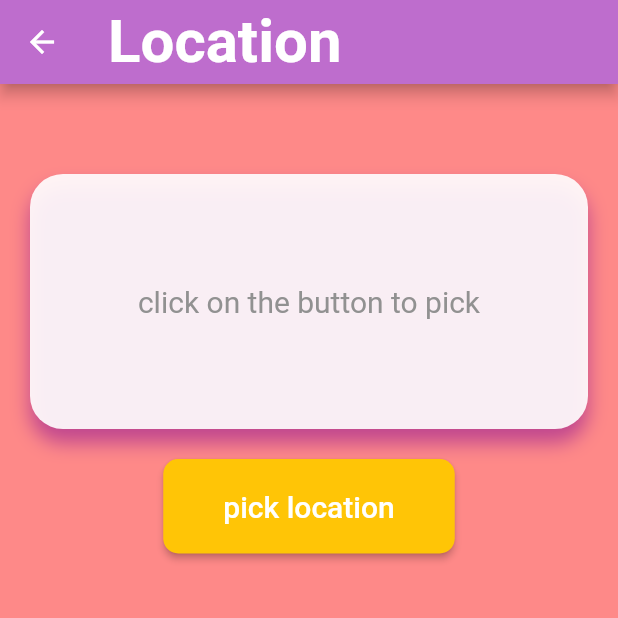
After one commit to v5ln/Task-Yamm, a Flutter app: the Home screen opened directly, after a tap on the "location pin" icon, on a phone screen of 412 x 824 dp, the top half of it. The commit adds this screen. Run offline on Flutter 3.47's test engine with Material 2 defaults, Android fonts, the phone set to English and light mode, and no system bars; our stand-ins replace get, google_maps_flutter; missing offline and left inert: google_map_location_picker_flutter, maps_toolkit.

Commit message:
implement location

```diff
--- a/todo_yamm/lib/model/ItemList.dart
+++ b/todo_yamm/lib/model/ItemList.dart
@@ -2,11 +2,11 @@ import 'package:flutter/material.dart';
 
 import 'ItemModel.dart';
 
-class ItemList  extends ChangeNotifier {
+class ItemList extends ChangeNotifier {
   List<ItemModel> ItemsData = [
-    ItemModel(name: 'Study Big Data',checked: false),
-    ItemModel(name: 'Make the canva',checked: false),
-    ItemModel(name: 'HW3',checked: false),
+    ItemModel(name: 'Study Big Data', checked: false),
+    ItemModel(name: 'Make the canva', checked: true),
+    ItemModel(name: 'HW3', checked: false),
   ];
 
   void addTask(String newTaskTitle) {
--- a/todo_yamm/lib/screen/Home.dart
+++ b/todo_yamm/lib/screen/Home.dart
@@ -1,9 +1,11 @@
-// ignore_for_file: file_names
+// ignore_for_file: file_names, prefer_const_literals_to_create_immutables, prefer_const_constructors
 
 import 'package:flutter/material.dart';
+import 'package:get/get.dart';
 import 'package:todo_yamm/widget/Items.dart';
 
 import '../widget/add_item.dart';
+import 'Location.dart';
 
 class Home extends StatelessWidget {
   const Home({super.key});
@@ -23,20 +25,35 @@ class Home extends StatelessWidget {
           crossAxisAlignment: CrossAxisAlignment.center,
           children: [
             Row(
-              // ignore: prefer_const_literals_to_create_immutables
+              mainAxisAlignment: MainAxisAlignment.spaceBetween,
               children: [
-                const Icon(
-                  Icons.playlist_add_check,
-                  size: 40,
-                  color: Colors.white,
+                Row(
+                  children: [
+                    Text(
+                      'Yamm',
+                      style: TextStyle(
+                        color: Colors.white,
+                        fontSize: 40,
+                        fontWeight: FontWeight.bold,
+                      ),
+                    ),
+                    Text(
+                      'ToDo',
+                      style: TextStyle(
+                        color: Color.fromARGB(255, 255, 197, 6),
+                        fontSize: 40,
+                        fontWeight: FontWeight.bold,
+                      ),
+                    ),
+                  ],
                 ),
-                const SizedBox(width: 20),
-                const Text(
-                  'Yamm ToDo',
-                  style: TextStyle(
-                    color: Colors.white,
-                    fontSize: 40,
-                    fontWeight: FontWeight.bold,
+                // const SizedBox(width: 20),
+                GestureDetector(
+                  onTap: () => Get.to(Location()),
+                  child: Icon(
+                    Icons.location_pin,
+                    size: 40,
+                    color: Color.fromARGB(255, 255, 197, 6),
                   ),
                 ),
               ],
--- /dev/null
+++ b/todo_yamm/lib/screen/Location.dart
@@ -0,0 +1,110 @@
+// ignore_for_file: prefer_const_constructors, prefer_const_literals_to_create_immutables, non_constant_identifier_names
+
+import 'package:flutter/material.dart';
+import 'package:google_map_location_picker_flutter/src/address_result.dart';
+import 'package:google_maps_flutter/google_maps_flutter.dart';
+import '../helpers.dart/mapHelper.dart';
+
+class Location extends StatefulWidget {
+  @override
+  State<Location> createState() => _LocationState();
+}
+
+class _LocationState extends State<Location> {
+  AddressResult? address;
+  @override
+  Widget build(BuildContext context) {
+    return Scaffold(
+      appBar: AppBar(
+        backgroundColor: Color.fromRGBO(190, 109, 205, 1),
+        title: Text(
+          'Location',
+          style: TextStyle(
+            color: Colors.white,
+            fontSize: 40,
+            fontWeight: FontWeight.bold,
+          ),
+        ),
+      ),
+      backgroundColor: Color.fromARGB(255, 254, 137, 136),
+      body: Container(
+        padding:
+            const EdgeInsets.only(top: 60, left: 20, right: 20, bottom: 80),
+        child: Column(
+          children: [
+            Container(
+                alignment: Alignment.center,
+                margin: EdgeInsets.only(bottom: 20),
+                height: 170,
+                width: MediaQuery.of(context).size.width,
+                decoration: const BoxDecoration(
+                    color: Color.fromARGB(231, 255, 255, 255),
+                    boxShadow: [
+                      BoxShadow(
+                        color: Color.fromARGB(123, 127, 0, 149),
+                        blurRadius: 10,
+                        offset: Offset(0, 9), // Shadow position
+                      ),
+                    ],
+                    borderRadius: BorderRadius.all(Radius.circular(22))),
+                child: address == null
+                    ? Text(
+                        style: TextStyle(
+                            fontSize: 20,
+                            color: Color.fromARGB(255, 145, 145, 145)),
+                        "click on the button to pick")
+                    : Padding(
+                        padding: const EdgeInsets.symmetric(horizontal: 15),
+                        child: Text(
+                          textAlign: TextAlign.center,
+                          (address?.address).toString(),
+                          style: TextStyle(
+                            fontSize: 20,
+                          ),
+                        ),
+                      )),
+            ElevatedButton(
+                onPressed: () => pickup(),
+                style: ElevatedButton.styleFrom(
+                    padding:
+                        EdgeInsets.symmetric(horizontal: 40.0, vertical: 20.0),
+                    backgroundColor: Color.fromARGB(255, 255, 197, 6),
+                    shape: RoundedRectangleBorder(
+                        borderRadius: BorderRadius.circular(10.0))),
+                child: Text(
+                    style: TextStyle(fontSize: 20, color: Colors.white),
+                    "pick location"))
+          ],
+        ),
+      ),
+    );
+  }
+
+  pickup() async {
+    AddressResult result = await showGoogleMapLocationPicker(
+      pinWidget: Icon(
+        Icons.location_pin,
+        color: Color.fromARGB(255, 255, 197, 6),
+        size: 55,
+      ),
+      pinColor: Color.fromARGB(255, 151, 11, 176),
+      context: context,
+      addressPlaceHolder: "Move the map",
+      addressTitle: "The Location",
+      apiKey: "AIzaSyAr4Li757gJaWFer2o3nKGmk2zPl9MqVos",
+      appBarTitle: "Pick up the location",
+      confirmButtonColor: Color.fromARGB(255, 151, 11, 176),
+      confirmButtonText: "Confirm location",
+      confirmButtonTextColor: Colors.white,
+      country: "sa",
+      language: "en",
+      searchHint: "Search for place",
+      initialLocation: LatLng(26.313589, 50.206001),
+    );
+    if (result != null) {
+      setState(() {
+        address = result;
+      });
+    }
+  }
+}
--- a/todo_yamm/lib/screen/LogIn.dart
+++ b/todo_yamm/lib/screen/LogIn.dart
@@ -21,7 +21,7 @@ class _MyStatefulWidgetState extends State<Login> {
   @override
   Widget build(BuildContext context) {
     return Scaffold(
-      backgroundColor: Color.fromARGB(255, 190, 109, 205),
+      backgroundColor: Color.fromRGBO(190, 109, 205, 1),
       body: Padding(
           padding: const EdgeInsets.all(10),
           child: ListView(
--- a/todo_yamm/lib/widget/add_item.dart
+++ b/todo_yamm/lib/widget/add_item.dart
@@ -2,7 +2,6 @@
 
 import 'package:flutter/material.dart';
 import 'package:provider/provider.dart';
-
 import '../model/ItemList.dart';
 
 class add_item extends StatefulWidget {
@@ -24,7 +23,6 @@ class _add_itemState extends State<add_item> {
       ),
     );
   }
-
     add() => showModalBottomSheet(
         isScrollControlled: true,
         isDismissible: true,
--- a/todo_yamm/pubspec.yaml
+++ b/todo_yamm/pubspec.yaml
@@ -38,6 +38,8 @@ dependencies:
   cupertino_icons: ^1.0.2
   provider: ^6.0.4
   get:
+  google_map_location_picker_flutter: ^2.0.4
+  google_maps_flutter: ^2.2.1
 
 dev_dependencies:
   flutter_test:
```
Also changed, not shown: todo_yamm/lib/helpers.dart/mapHelper.dart (added, +534 -0 lines), todo_yamm/lib/screen/Locations.dart (deleted), todo_yamm/pubspec.lock, 12 other files. Lines whose indentation alone changed are shown as unchanged.
